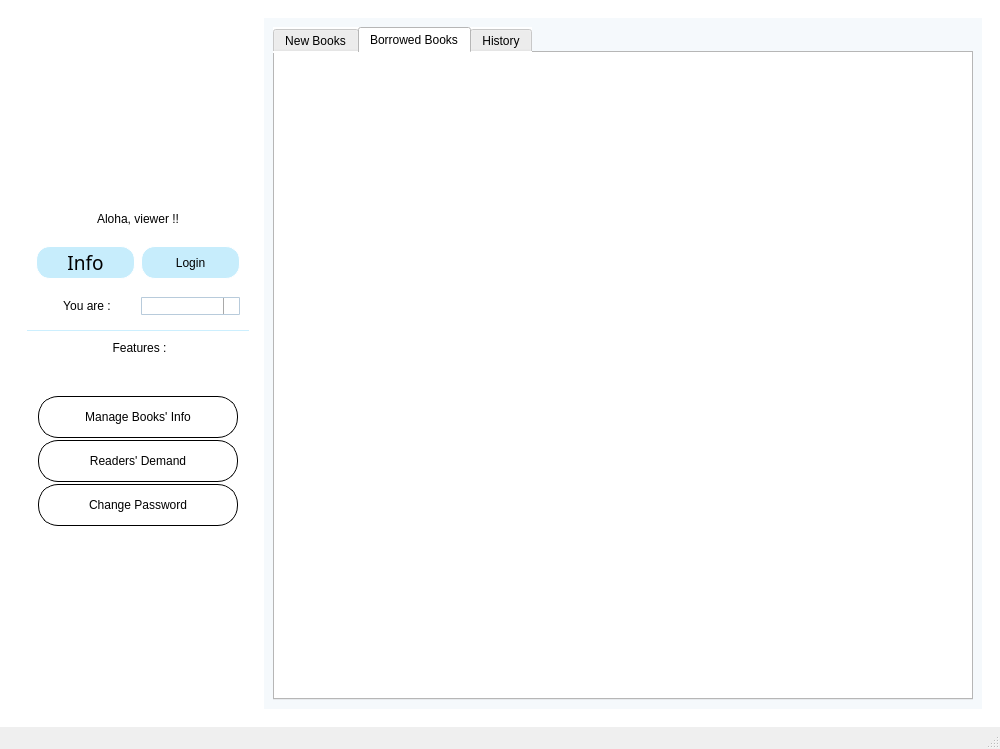
Qt form mainwindow.ui (huylenguyen806/ASS2) before a commit.
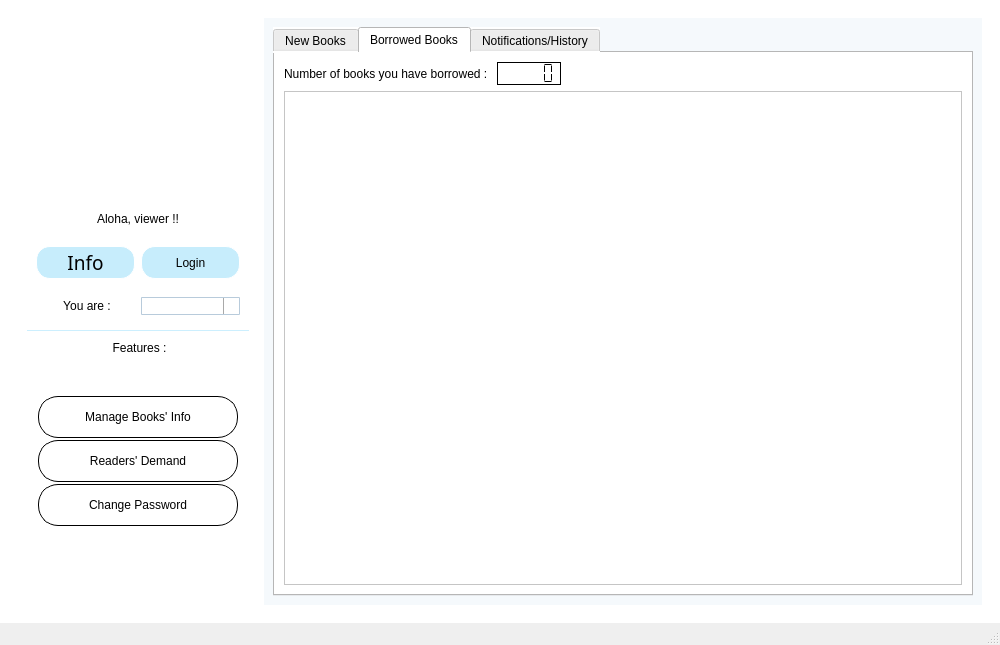
The same form after that commit. The open tabs and pages were chosen to show the change. Icons and pictures are not drawn.

The edit to the form file:
```diff
--- a/mainwindow.ui
+++ b/mainwindow.ui
@@ -7,13 +7,13 @@
     <x>0</x>
     <y>0</y>
     <width>1000</width>
-    <height>749</height>
+    <height>645</height>
    </rect>
   </property>
   <property name="minimumSize">
    <size>
     <width>1000</width>
-    <height>650</height>
+    <height>645</height>
    </size>
   </property>
   <property name="windowTitle">
@@ -50,7 +50,7 @@
                <property name="bottomMargin">
                 <number>0</number>
                </property>
-               <item alignment="Qt::AlignHCenter">
+               <item>
                 <widget class="QLabel" name="logo">
                  <property name="enabled">
                   <bool>true</bool>
@@ -2370,10 +2370,79 @@
                  <attribute name="title">
                   <string>Borrowed Books</string>
                  </attribute>
+                 <layout class="QVBoxLayout" name="verticalLayout_45">
+                  <item>
+                   <layout class="QHBoxLayout" name="horizontalLayout_48">
+                    <item>
+                     <widget class="QLabel" name="label_15">
+                      <property name="text">
+                       <string>Number of books you have borrowed : </string>
+                      </property>
+                     </widget>
+                    </item>
+                    <item>
+                     <widget class="QLCDNumber" name="number_borrowed_books">
+                      <property name="maximumSize">
+                       <size>
+                        <width>16777215</width>
+                        <height>16777215</height>
+                       </size>
+                      </property>
+                      <property name="styleSheet">
+                       <string notr="true">color: rgb(0, 0, 0);</string>
+                      </property>
+                      <property name="frameShape">
+                       <enum>QFrame::Box</enum>
+                      </property>
+                      <property name="frameShadow">
+                       <enum>QFrame::Plain</enum>
+                      </property>
+                      <property name="lineWidth">
+                       <number>1</number>
+                      </property>
+                      <property name="midLineWidth">
+                       <number>0</number>
+                      </property>
+                      <property name="smallDecimalPoint">
+                       <bool>false</bool>
+                      </property>
+                      <property name="digitCount">
+                       <number>5</number>
+                      </property>
+                      <property name="segmentStyle">
+                       <enum>QLCDNumber::Flat</enum>
+                      </property>
+                      <property name="value" stdset="0">
+                       <double>0.000000000000000</double>
+                      </property>
+                      <property name="intValue" stdset="0">
+                       <number>0</number>
+                      </property>
+                     </widget>
+                    </item>
+                    <item>
+                     <spacer name="horizontalSpacer_14">
+                      <property name="orientation">
+                       <enum>Qt::Horizontal</enum>
+                      </property>
+                      <property name="sizeHint" stdset="0">
+                       <size>
+                        <width>40</width>
+                        <height>20</height>
+                       </size>
+                      </property>
+                     </spacer>
+                    </item>
+                   </layout>
+                  </item>
+                  <item>
+                   <widget class="QListWidget" name="borrowed_books_list"/>
+                  </item>
+                 </layout>
                 </widget>
                 <widget class="QWidget" name="history">
                  <attribute name="title">
-                  <string>History</string>
+                  <string>Notifications/History</string>
                  </attribute>
                 </widget>
                </widget>
```
Left out of the diff: 147 changed lines with no effect on the pictures.
